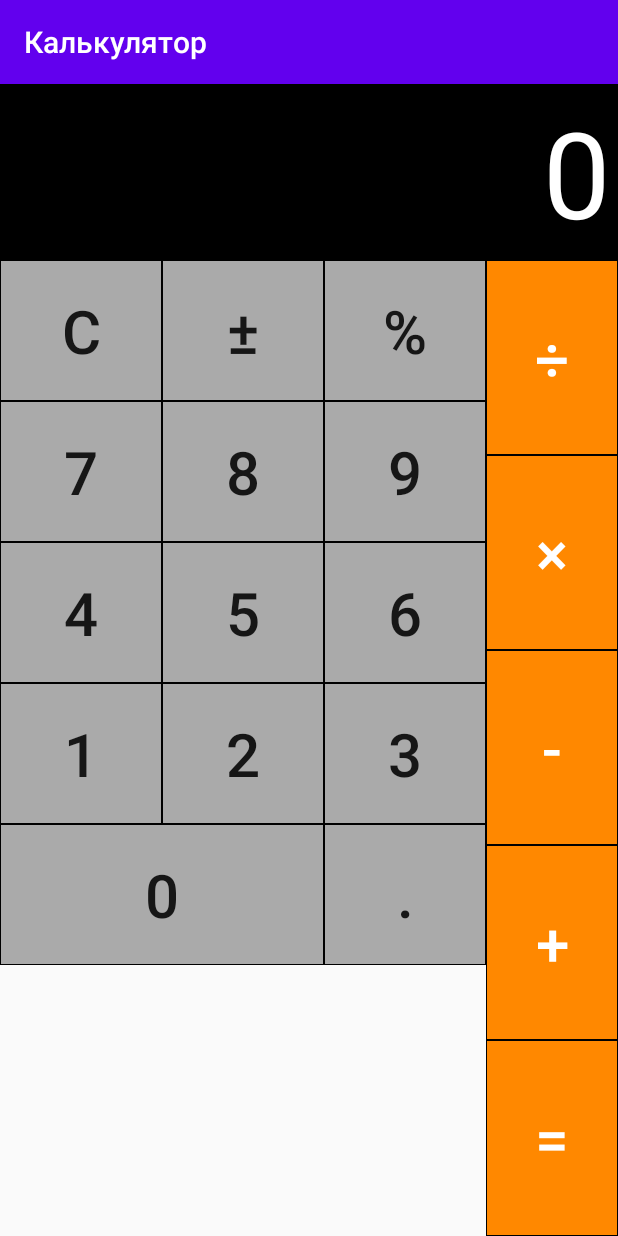
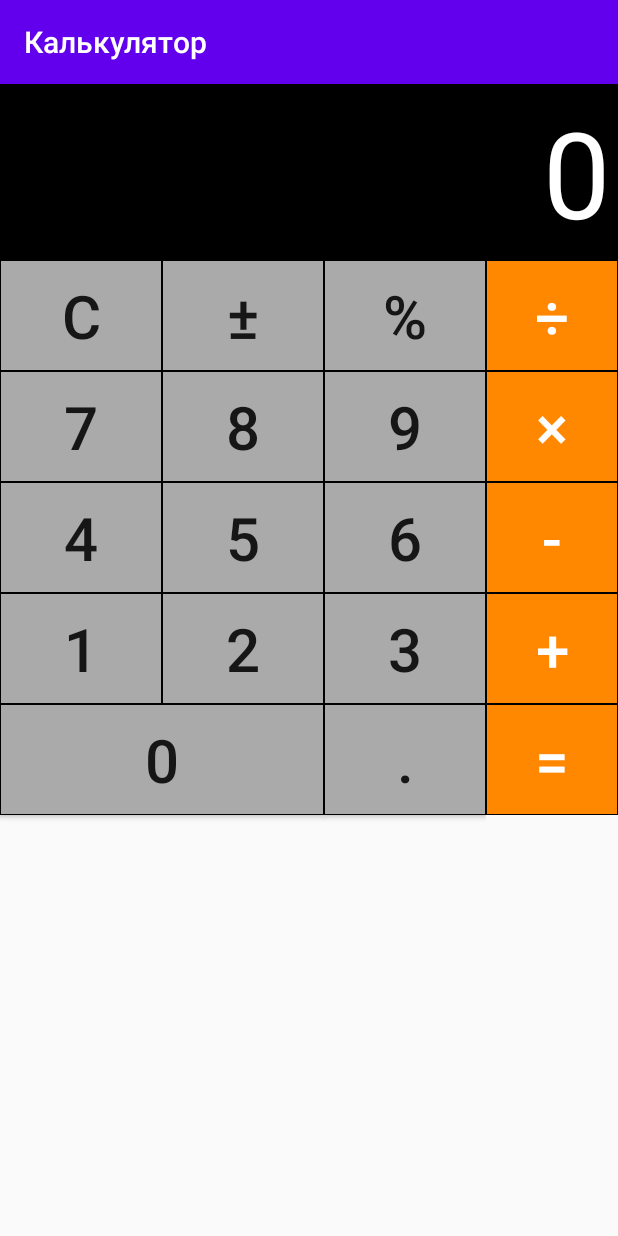
Before and after one commit to Sergey-Zubov/Android-HW-6.2, an Android app: the screen it shows after launch (MainActivity), on a phone screen of 412 x 824 dp. Run offline under Robolectric (Android 15) with nearby library versions, the phone set to English and light mode, and no system bars.

Commit message:
for check

```diff
--- a/app/src/main/java/com/szubov/android_hw_62/MainActivity.java
+++ b/app/src/main/java/com/szubov/android_hw_62/MainActivity.java
@@ -1,15 +1,106 @@
 package com.szubov.android_hw_62;
 
 import androidx.appcompat.app.AppCompatActivity;
+import android.os.Bundle;
+import android.view.View;
+import android.widget.TextView;
 
-import android.os.Bundle;
+public class MainActivity extends AppCompatActivity implements View.OnClickListener {
 
-public class MainActivity extends AppCompatActivity {
+    private TextView mTextViewValues;
 
     @Override
     protected void onCreate(Bundle savedInstanceState) {
         super.onCreate(savedInstanceState);
         setContentView(R.layout.activity_main);
 
+        initViews();
+    }
+
+    private void initViews() {
+        mTextViewValues = findViewById(R.id.textViewValues);
+
+        findViewById(R.id.btnActionAddition).setOnClickListener(this);
+        findViewById(R.id.btnActionChangeOfSign).setOnClickListener(this);
+        findViewById(R.id.btnActionDivision).setOnClickListener(this);
+        findViewById(R.id.btnActionEqually).setOnClickListener(this);
+        findViewById(R.id.btnActionMultiplication).setOnClickListener(this);
+        findViewById(R.id.btnActionPercent).setOnClickListener(this);
+        findViewById(R.id.btnActionSubtraction).setOnClickListener(this);
+        findViewById(R.id.btnActionReset).setOnClickListener(this);
+        findViewById(R.id.btnPoint).setOnClickListener(this);
+        findViewById(R.id.btnOne).setOnClickListener(this);
+        findViewById(R.id.btnTwo).setOnClickListener(this);
+        findViewById(R.id.btnThree).setOnClickListener(this);
+        findViewById(R.id.btnFour).setOnClickListener(this);
+        findViewById(R.id.btnFive).setOnClickListener(this);
+        findViewById(R.id.btnSix).setOnClickListener(this);
+        findViewById(R.id.btnSeven).setOnClickListener(this);
+        findViewById(R.id.btnEight).setOnClickListener(this);
+        findViewById(R.id.btnNine).setOnClickListener(this);
+        findViewById(R.id.btnZero).setOnClickListener(this);
+    }
+
+    @Override
+    public void onClick(View v) {
+        switch (v.getId()) {
+            case R.id.btnActionAddition:
+                mTextViewValues.setText(R.string.btn_action_addition);
+                break;
+            case R.id.btnActionChangeOfSign:
+                mTextViewValues.setText(R.string.btn_action_change_of_sign);
+                break;
+            case R.id.btnActionDivision:
+                mTextViewValues.setText(R.string.btn_action_division);
+                break;
+            case R.id.btnActionEqually:
+                mTextViewValues.setText(R.string.btn_action_equally);
+                break;
+            case R.id.btnActionMultiplication:
+                mTextViewValues.setText(R.string.btn_action_multiplication);
+                break;
+            case R.id.btnActionPercent:
+                mTextViewValues.setText(R.string.btn_action_percent);
+                break;
+            case R.id.btnActionSubtraction:
+                mTextViewValues.setText(R.string.btn_action_subtraction);
+                break;
+            case R.id.btnActionReset:
+                mTextViewValues.setText(R.string.text_view_action_reset);
+                break;
+            case R.id.btnPoint:
+                mTextViewValues.setText(R.string.btn_point);
+                break;
+            case R.id.btnOne:
+                mTextViewValues.setText(R.string.btn_one);
+                break;
+            case R.id.btnTwo:
+                mTextViewValues.setText(R.string.btn_two);
+                break;
+            case R.id.btnThree:
+                mTextViewValues.setText(R.string.btn_three);
+                break;
+            case R.id.btnFour:
+                mTextViewValues.setText(R.string.btn_four);
+                break;
+            case R.id.btnFive:
+                mTextViewValues.setText(R.string.btn_five);
+                break;
+            case R.id.btnSix:
+                mTextViewValues.setText(R.string.btn_six);
+                break;
+            case R.id.btnSeven:
+                mTextViewValues.setText(R.string.btn_seven);
+                break;
+            case R.id.btnEight:
+                mTextViewValues.setText(R.string.btn_eight);
+                break;
+            case R.id.btnNine:
+                mTextViewValues.setText(R.string.btn_nine);
+                break;
+            case R.id.btnZero:
+                mTextViewValues.setText(R.string.btn_zero);
+                break;
+        }
     }
 }
--- a/app/src/main/res/layout/activity_main.xml
+++ b/app/src/main/res/layout/activity_main.xml
@@ -4,7 +4,6 @@
     xmlns:tools="http://schemas.android.com/tools"
     android:layout_width="match_parent"
     android:layout_height="match_parent"
-
     tools:context=".MainActivity">
 
 
@@ -26,9 +25,9 @@
 
 
     <LinearLayout
-        android:id="@+id/BtnsActionsVertical"
+        android:id="@+id/firstColumnBtnsActions"
         android:layout_width="wrap_content"
-        android:layout_height="match_parent"
+        android:layout_height="wrap_content"
         android:layout_below="@id/textViewValues"
         android:layout_alignParentEnd="true"
         android:orientation="vertical"
@@ -42,7 +41,7 @@
             android:text="@string/btn_action_division"
             android:textColor="@android:color/white"
             android:textSize="40sp"
-            android:padding="20dp"
+            android:padding="10dp"
             android:background="@drawable/btn_actions_background"/>
 
         <Button
@@ -53,7 +52,7 @@
             android:text="@string/btn_action_multiplication"
             android:textColor="@android:color/white"
             android:textSize="40sp"
-            android:padding="20dp"
+            android:padding="10dp"
             android:background="@drawable/btn_actions_background"/>
 
         <Button
@@ -64,7 +63,7 @@
             android:text="@string/btn_action_subtraction"
             android:textColor="@android:color/white"
             android:textSize="40sp"
-            android:padding="20dp"
+            android:padding="10dp"
             android:background="@drawable/btn_actions_background"/>
 
         <Button
@@ -75,7 +74,7 @@
             android:text="@string/btn_action_addition"
             android:textColor="@android:color/white"
             android:textSize="40sp"
-            android:padding="20dp"
+            android:padding="10dp"
             android:background="@drawable/btn_actions_background"/>
 
         <Button
@@ -86,27 +85,27 @@
             android:text="@string/btn_action_equally"
             android:textColor="@android:color/white"
             android:textSize="40sp"
-            android:padding="20dp"
+            android:padding="10dp"
             android:background="@drawable/btn_actions_background"/>
 
     </LinearLayout>
 
     <LinearLayout
-        android:id="@+id/BtnsActionsHorizontal"
+        android:id="@+id/firstRowBtnsActions"
         android:layout_width="match_parent"
         android:layout_height="wrap_content"
         android:layout_below="@id/textViewValues"
-        android:layout_toStartOf="@id/BtnsActionsVertical"
+        android:layout_toStartOf="@id/firstColumnBtnsActions"
         android:orientation="horizontal" >
 
         <Button
-            android:id="@+id/btnReset"
+            android:id="@+id/btnActionReset"
             android:layout_width="match_parent"
             android:layout_height="wrap_content"
             android:layout_weight="1"
             android:text="@string/btn_action_reset"
             android:textSize="40sp"
-            android:padding="20dp"
+            android:padding="10dp"
             android:background="@drawable/btn_numbers_background" />
 
         <Button
@@ -116,7 +115,7 @@
             android:layout_weight="1"
             android:text="@string/btn_action_change_of_sign"
             android:textSize="40sp"
-            android:padding="20dp"
+            android:padding="10dp"
             android:background="@drawable/btn_numbers_background" />
 
         <Button
@@ -126,16 +125,16 @@
             android:layout_weight="1"
             android:text="@string/btn_action_percent"
             android:textSize="40sp"
-            android:padding="20dp"
+            android:padding="10dp"
             android:background="@drawable/btn_numbers_background"/>
     </LinearLayout>
 
     <LinearLayout
-        android:id="@+id/firstRowBtns"
+        android:id="@+id/firstRowBtnsNumbers"
         android:layout_width="match_parent"
         android:layout_height="wrap_content"
-        android:layout_below="@id/BtnsActionsHorizontal"
-        android:layout_toStartOf="@id/BtnsActionsVertical"
+        android:layout_below="@id/firstRowBtnsActions"
+        android:layout_toStartOf="@id/firstColumnBtnsActions"
         android:orientation="horizontal" >
 
         <Button
@@ -145,7 +144,7 @@
             android:layout_weight="1"
             android:text="@string/btn_seven"
             android:textSize="40sp"
-            android:padding="20dp"
+            android:padding="10dp"
             android:background="@drawable/btn_numbers_background" />
 
         <Button
@@ -155,7 +154,7 @@
             android:layout_weight="1"
             android:text="@string/btn_eight"
             android:textSize="40sp"
-            android:padding="20dp"
+            android:padding="10dp"
             android:background="@drawable/btn_numbers_background" />
 
         <Button
@@ -165,16 +164,16 @@
             android:layout_weight="1"
             android:text="@string/btn_nine"
             android:textSize="40sp"
-            android:padding="20dp"
+            android:padding="10dp"
             android:background="@drawable/btn_numbers_background"/>
     </LinearLayout>
 
     <LinearLayout
-        android:id="@+id/secondRowBtns"
+        android:id="@+id/secondRowBtnsNumbers"
         android:layout_width="match_parent"
         android:layout_height="wrap_content"
-        android:layout_below="@id/firstRowBtns"
-        android:layout_toStartOf="@id/BtnsActionsVertical"
+        android:layout_below="@id/firstRowBtnsNumbers"
+        android:layout_toStartOf="@id/firstColumnBtnsActions"
         android:orientation="horizontal" >
 
         <Button
@@ -184,7 +183,7 @@
             android:layout_weight="1"
             android:text="@string/btn_four"
             android:textSize="40sp"
-            android:padding="20dp"
+            android:padding="10dp"
             android:background="@drawable/btn_numbers_background"/>
 
         <Button
@@ -194,7 +193,7 @@
             android:layout_weight="1"
             android:text="@string/btn_five"
             android:textSize="40sp"
-            android:padding="20dp"
+            android:padding="10dp"
             android:background="@drawable/btn_numbers_background"/>
 
         <Button
@@ -204,17 +203,17 @@
             android:layout_weight="1"
             android:text="@string/btn_six"
             android:textSize="40sp"
-            android:padding="20dp"
+            android:padding="10dp"
             android:background="@drawable/btn_numbers_background"/>
 
     </LinearLayout>
 
     <LinearLayout
-        android:id="@+id/thirdRowBtns"
+        android:id="@+id/thirdRowBtnsNumbers"
         android:layout_width="match_parent"
         android:layout_height="wrap_content"
-        android:layout_below="@id/secondRowBtns"
-        android:layout_toStartOf="@id/BtnsActionsVertical"
+        android:layout_below="@id/secondRowBtnsNumbers"
+        android:layout_toStartOf="@id/firstColumnBtnsActions"
         android:orientation="horizontal" >
 
         <Button
@@ -224,7 +223,7 @@
             android:layout_weight="1"
             android:text="@string/btn_one"
             android:textSize="40sp"
-            android:padding="20dp"
+            android:padding="10dp"
             android:background="@drawable/btn_numbers_background"/>
 
         <Button
@@ -234,7 +233,7 @@
             android:layout_weight="1"
             android:text="@string/btn_two"
             android:textSize="40sp"
-            android:padding="20dp"
+            android:padding="10dp"
             android:background="@drawable/btn_numbers_background"/>
 
         <Button
@@ -244,17 +243,17 @@
             android:layout_weight="1"
             android:text="@string/btn_three"
             android:textSize="40sp"
-            android:padding="20dp"
+            android:padding="10dp"
             android:background="@drawable/btn_numbers_background"/>
 
     </LinearLayout>
 
     <LinearLayout
-        android:id="@+id/lustRowBtns"
+        android:id="@+id/lustRowBtnsNumbers"
         android:layout_width="match_parent"
-        android:layout_height="wrap_content"
-        android:layout_below="@id/thirdRowBtns"
-        android:layout_toStartOf="@id/BtnsActionsVertical"
+        android:layout_height="match_parent"
+        android:layout_below="@id/thirdRowBtnsNumbers"
+        android:layout_toStartOf="@id/firstColumnBtnsActions"
         android:orientation="horizontal" >
 
         <Button
@@ -264,17 +263,17 @@
             android:layout_weight="1"
             android:text="@string/btn_zero"
             android:textSize="40sp"
-            android:padding="20dp"
+            android:padding="10dp"
             android:background="@drawable/btn_numbers_background"/>
 
         <Button
-            android:id="@+id/btnDot"
+            android:id="@+id/btnPoint"
             android:layout_width="match_parent"
             android:layout_height="wrap_content"
             android:layout_weight="2"
-            android:text="@string/btn_dot"
+            android:text="@string/btn_point"
             android:textSize="40sp"
-            android:padding="20dp"
+            android:padding="10dp"
             android:background="@drawable/btn_numbers_background"/>
 
     </LinearLayout>
--- a/app/src/main/res/values/strings.xml
+++ b/app/src/main/res/values/strings.xml
@@ -11,10 +11,11 @@
     <string name="btn_one">1</string>
     <string name="btn_two">2</string>
     <string name="btn_three">3</string>
-    <string name="btn_dot">\u002E</string>
+    <string name="btn_point">\u002E</string>
     <string name="btn_zero">0</string>
     <string name="too_many_characters">Слишком много символов!</string>
     <string name="btn_action_reset">\u0043</string>
+    <string name="text_view_action_reset">""</string>
     <string name="btn_action_change_of_sign">\u00B1</string>
     <string name="btn_action_percent">\u0025</string>
     <string name="btn_action_division">\u00F7</string>
```
